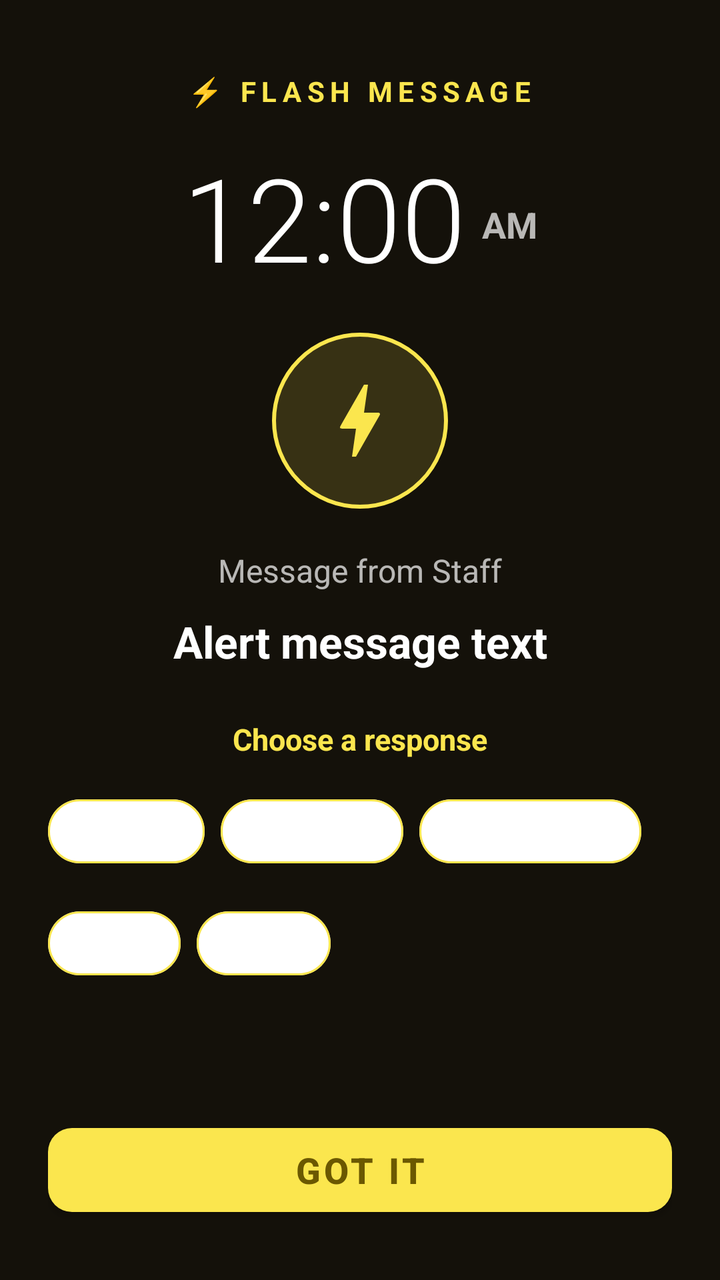
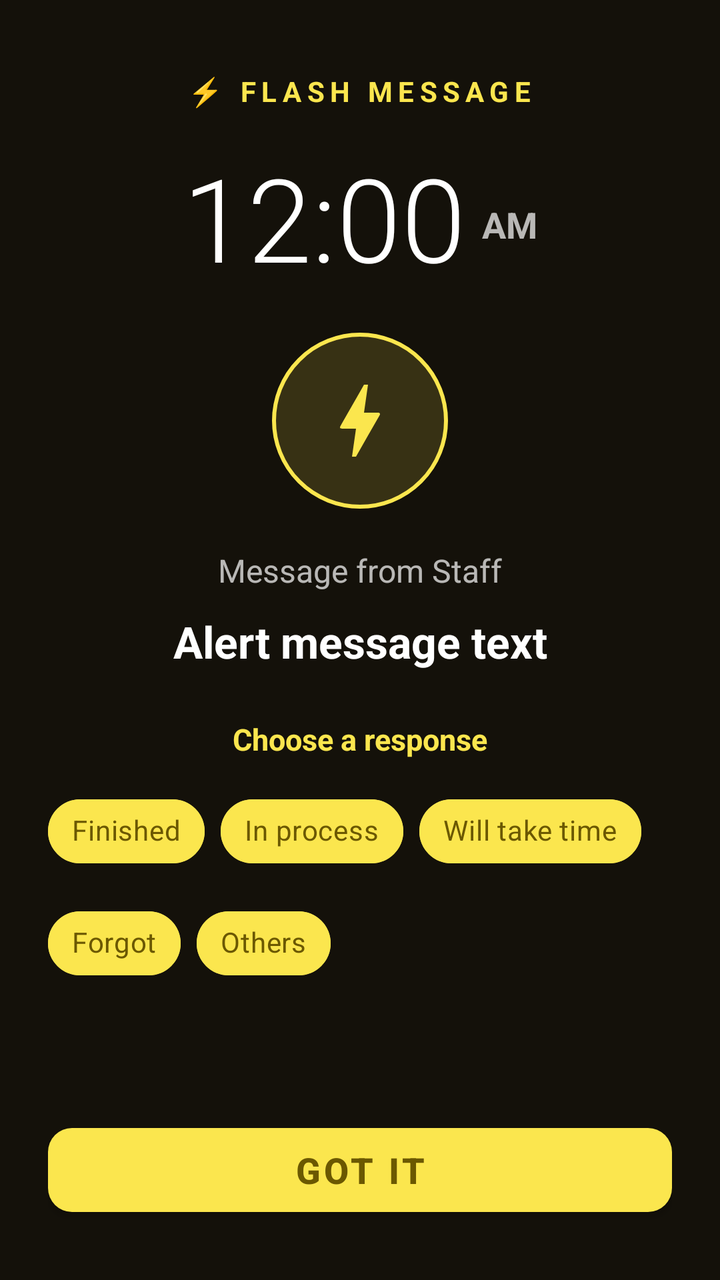

Compare the two renders of this Android layout. The source of the first and the diff that turns it into the second are given below.
<!-- AndroidManifest.xml: activity theme FlashAlertTheme -->
<!-- res/layout/activity_flash_alert.xml -->
<?xml version="1.0" encoding="utf-8"?>
<ScrollView xmlns:android="http://schemas.android.com/apk/res/android"
    xmlns:app="http://schemas.android.com/apk/res-auto"
    android:layout_width="match_parent"
    android:layout_height="match_parent"
    android:background="@color/flash_bg"
    android:fillViewport="true">

    <LinearLayout
        android:layout_width="match_parent"
        android:layout_height="wrap_content"
        android:gravity="center_horizontal"
        android:orientation="vertical"
        android:paddingStart="24dp"
        android:paddingTop="36dp"
        android:paddingEnd="24dp"
        android:paddingBottom="28dp">

        
        <TextView
            android:layout_width="wrap_content"
            android:layout_height="wrap_content"
            android:letterSpacing="0.2"
            android:text="⚡ FLASH MESSAGE"
            android:textColor="@color/flash_yellow"
            android:textSize="14sp"
            android:textStyle="bold" />

        
        <LinearLayout
            android:layout_width="wrap_content"
            android:layout_height="wrap_content"
            android:layout_marginTop="16dp"
            android:gravity="bottom"
            android:orientation="horizontal">

            <TextClock
                android:id="@+id/textClockTime"
                android:layout_width="wrap_content"
                android:layout_height="wrap_content"
                android:format12Hour="hh:mm"
                android:format24Hour="HH:mm"
                android:textColor="@color/flash_text_white"
                android:textSize="58sp"
                android:fontFamily="sans-serif-light" />

            <TextClock
                android:id="@+id/textClockAmPm"
                android:layout_width="wrap_content"
                android:layout_height="wrap_content"
                android:layout_marginStart="8dp"
                android:layout_marginBottom="12dp"
                android:format12Hour="a"
                android:format24Hour=""
                android:textColor="@color/flash_text_muted"
                android:textSize="18sp"
                android:textStyle="bold" />
        </LinearLayout>

        
        <FrameLayout
            android:id="@+id/layoutIconPulse"
            android:layout_width="88dp"
            android:layout_height="88dp"
            android:layout_marginTop="18dp"
            android:background="@drawable/bg_flash_icon_circle">

            <ImageView
                android:layout_width="48dp"
                android:layout_height="48dp"
                android:layout_gravity="center"
                android:contentDescription="Flash alert icon"
                android:src="@drawable/ic_flash_bolt" />
        </FrameLayout>

        
        <TextView
            android:id="@+id/tvSender"
            android:layout_width="wrap_content"
            android:layout_height="wrap_content"
            android:layout_marginTop="20dp"
            android:text="Message from Staff"
            android:textColor="@color/flash_text_muted"
            android:textSize="16sp" />

        
        <TextView
            android:id="@+id/tvMessage"
            android:layout_width="match_parent"
            android:layout_height="wrap_content"
            android:layout_marginTop="10dp"
            android:gravity="center"
            android:text="Alert message text"
            android:textColor="@color/flash_text_white"
            android:textSize="22sp"
            android:textStyle="bold" />

        
        <TextView
            android:layout_width="wrap_content"
            android:layout_height="wrap_content"
            android:layout_marginTop="24dp"
            android:text="Choose a response"
            android:textColor="@color/flash_yellow"
            android:textSize="15sp"
            android:textStyle="bold" />

        
        <com.google.android.material.chip.ChipGroup
            android:id="@+id/chipGroupResponses"
            android:layout_width="match_parent"
            android:layout_height="wrap_content"
            android:layout_marginTop="12dp"
            app:chipSpacingHorizontal="8dp"
            app:chipSpacingVertical="8dp"
            app:singleSelection="true">

            <com.google.android.material.chip.Chip
                android:id="@+id/chipFinished"
                style="@style/Widget.MaterialComponents.Chip.Action"
                android:layout_width="wrap_content"
                android:layout_height="wrap_content"
                android:text="Finished"
                android:textColor="@color/flash_text_white"
                app:chipBackgroundColor="@android:color/transparent"
                app:chipCornerRadius="18dp"
                app:chipStrokeColor="@color/flash_yellow"
                app:chipStrokeWidth="1dp" />

            <com.google.android.material.chip.Chip
                android:id="@+id/chipInProcess"
                style="@style/Widget.MaterialComponents.Chip.Action"
                android:layout_width="wrap_content"
                android:layout_height="wrap_content"
                android:text="In process"
                android:textColor="@color/flash_text_white"
                app:chipBackgroundColor="@android:color/transparent"
                app:chipCornerRadius="18dp"
                app:chipStrokeColor="@color/flash_yellow"
                app:chipStrokeWidth="1dp" />

            <com.google.android.material.chip.Chip
                android:id="@+id/chipWillTakeTime"
                style="@style/Widget.MaterialComponents.Chip.Action"
                android:layout_width="wrap_content"
                android:layout_height="wrap_content"
                android:text="Will take time"
                android:textColor="@color/flash_text_white"
                app:chipBackgroundColor="@android:color/transparent"
                app:chipCornerRadius="18dp"
                app:chipStrokeColor="@color/flash_yellow"
                app:chipStrokeWidth="1dp" />

            <com.google.android.material.chip.Chip
                android:id="@+id/chipForgot"
                style="@style/Widget.MaterialComponents.Chip.Action"
                android:layout_width="wrap_content"
                android:layout_height="wrap_content"
                android:text="Forgot"
                android:textColor="@color/flash_text_white"
                app:chipBackgroundColor="@android:color/transparent"
                app:chipCornerRadius="18dp"
                app:chipStrokeColor="@color/flash_yellow"
                app:chipStrokeWidth="1dp" />

            <com.google.android.material.chip.Chip
                android:id="@+id/chipOthers"
                style="@style/Widget.MaterialComponents.Chip.Action"
                android:layout_width="wrap_content"
                android:layout_height="wrap_content"
                android:text="Others"
                android:textColor="@color/flash_text_white"
                app:chipBackgroundColor="@android:color/transparent"
                app:chipCornerRadius="18dp"
                app:chipStrokeColor="@color/flash_yellow"
                app:chipStrokeWidth="1dp" />
        </com.google.android.material.chip.ChipGroup>

        
        <LinearLayout
            android:id="@+id/layoutOtherResponse"
            android:layout_width="match_parent"
            android:layout_height="wrap_content"
            android:layout_marginTop="12dp"
            android:orientation="vertical"
            android:visibility="gone">

            <EditText
                android:id="@+id/etOtherResponse"
                android:layout_width="match_parent"
                android:layout_height="wrap_content"
                android:background="@drawable/bg_flash_edittext"
                android:hint="Type your response"
                android:lines="2"
                android:maxLines="3"
                android:padding="12dp"
                android:textColor="@color/flash_text_white"
                android:textColorHint="@color/flash_text_muted"
                android:textSize="15sp" />

            <com.google.android.material.button.MaterialButton
                android:id="@+id/btnSendOther"
                android:layout_width="match_parent"
                android:layout_height="48dp"
                android:layout_marginTop="8dp"
                android:text="Send response"
                android:textColor="@color/flash_yellow_dark"
                android:textStyle="bold"
                app:backgroundTint="@color/flash_yellow"
                app:cornerRadius="10dp" />
        </LinearLayout>

        
        <View
            android:layout_width="match_parent"
            android:layout_height="0dp"
            android:layout_weight="1"
            android:minHeight="20dp" />

        
        <TextView
            android:id="@+id/tvStatusError"
            android:layout_width="wrap_content"
            android:layout_height="wrap_content"
            android:layout_marginBottom="8dp"
            android:textColor="#FF5252"
            android:textSize="14sp"
            android:visibility="gone" />

        
        <ProgressBar
            android:id="@+id/progressSubmitting"
            android:layout_width="32dp"
            android:layout_height="32dp"
            android:layout_marginBottom="8dp"
            android:indeterminateTint="@color/flash_yellow"
            android:visibility="gone" />

        
        <com.google.android.material.button.MaterialButton
            android:id="@+id/btnGotIt"
            android:layout_width="match_parent"
            android:layout_height="54dp"
            android:text="Got it"
            android:textColor="@color/flash_yellow_dark"
            android:textSize="18sp"
            android:textStyle="bold"
            app:backgroundTint="@color/flash_yellow"
            app:cornerRadius="12dp" />

    </LinearLayout>
</ScrollView>
<!-- resources referenced by this layout -->
<resources>
  <color name="flash_bg">#14110A</color>
  <color name="flash_text_muted">#B3FFFFFF</color>
  <color name="flash_text_white">#FFFFFF</color>
  <color name="flash_yellow">#FBE64E</color>
  <color name="flash_yellow_dark">#6B5800</color>
  <!-- drawable bg_flash_edittext (drawable) -->
  <?xml version="1.0" encoding="utf-8"?>
  <shape xmlns:android="http://schemas.android.com/apk/res/android"
      android:shape="rectangle">
      <corners android:radius="8dp" />
      <solid android:color="#26FFFFFF" />
      <stroke
          android:width="1dp"
          android:color="#80FFFFFF" />
  </shape>
  <!-- drawable bg_flash_icon_circle (drawable) -->
  <?xml version="1.0" encoding="utf-8"?>
  <shape xmlns:android="http://schemas.android.com/apk/res/android"
      android:shape="oval">
      <solid android:color="@color/flash_yellow_translucent" />
      <stroke
          android:width="2dp"
          android:color="@color/flash_yellow" />
  </shape>
  <!-- drawable ic_flash_bolt (drawable) -->
  <vector xmlns:android="http://schemas.android.com/apk/res/android"
      android:width="48dp"
      android:height="48dp"
      android:viewportWidth="24"
      android:viewportHeight="24">
    <path
        android:fillColor="#FBE64E"
        android:pathData="M11,21h-1l1,-7H7.5c-0.58,0 -0.57,-0.32 -0.38,-0.66 0.19,-0.34 0.05,-0.08 0.07,-0.12C8.48,10.94 10.42,7.54 13,3h1l-1,7h3.5c0.49,0 0.56,0.33 0.47,0.51l-0.07,0.15C14.94,14.07 12.98,17.51 11,21z"/>
  </vector>
  <style name="FlashAlertTheme" parent="Theme.MaterialComponents.DayNight.NoActionBar">
          <item name="android:windowBackground">@color/flash_bg</item>
          <item name="android:statusBarColor">@color/flash_bg</item>
          <item name="android:navigationBarColor">@color/flash_bg</item>
      </style>
  <color name="flash_yellow_translucent">#26FBE64E</color>
</resources>

<!-- the commit's change to res/layout/activity_flash_alert.xml (unified diff, before → after) -->
@@ -121,8 +121,8 @@
                 android:layout_width="wrap_content"
                 android:layout_height="wrap_content"
                 android:text="Finished"
-                android:textColor="@color/flash_text_white"
-                app:chipBackgroundColor="@android:color/transparent"
+                android:textColor="@color/flash_yellow_dark"
+                app:chipBackgroundColor="@color/flash_yellow"
                 app:chipCornerRadius="18dp"
                 app:chipStrokeColor="@color/flash_yellow"
                 app:chipStrokeWidth="1dp" />
@@ -133,8 +133,8 @@
                 android:layout_width="wrap_content"
                 android:layout_height="wrap_content"
                 android:text="In process"
-                android:textColor="@color/flash_text_white"
-                app:chipBackgroundColor="@android:color/transparent"
+                android:textColor="@color/flash_yellow_dark"
+                app:chipBackgroundColor="@color/flash_yellow"
                 app:chipCornerRadius="18dp"
                 app:chipStrokeColor="@color/flash_yellow"
                 app:chipStrokeWidth="1dp" />
@@ -145,8 +145,8 @@
                 android:layout_width="wrap_content"
                 android:layout_height="wrap_content"
                 android:text="Will take time"
-                android:textColor="@color/flash_text_white"
-                app:chipBackgroundColor="@android:color/transparent"
+                android:textColor="@color/flash_yellow_dark"
+                app:chipBackgroundColor="@color/flash_yellow"
                 app:chipCornerRadius="18dp"
                 app:chipStrokeColor="@color/flash_yellow"
                 app:chipStrokeWidth="1dp" />
@@ -157,8 +157,8 @@
                 android:layout_width="wrap_content"
                 android:layout_height="wrap_content"
                 android:text="Forgot"
-                android:textColor="@color/flash_text_white"
-                app:chipBackgroundColor="@android:color/transparent"
+                android:textColor="@color/flash_yellow_dark"
+                app:chipBackgroundColor="@color/flash_yellow"
                 app:chipCornerRadius="18dp"
                 app:chipStrokeColor="@color/flash_yellow"
                 app:chipStrokeWidth="1dp" />
@@ -169,8 +169,8 @@
                 android:layout_width="wrap_content"
                 android:layout_height="wrap_content"
                 android:text="Others"
-                android:textColor="@color/flash_text_white"
-                app:chipBackgroundColor="@android:color/transparent"
+                android:textColor="@color/flash_yellow_dark"
+                app:chipBackgroundColor="@color/flash_yellow"
                 app:chipCornerRadius="18dp"
                 app:chipStrokeColor="@color/flash_yellow"
                 app:chipStrokeWidth="1dp" />
